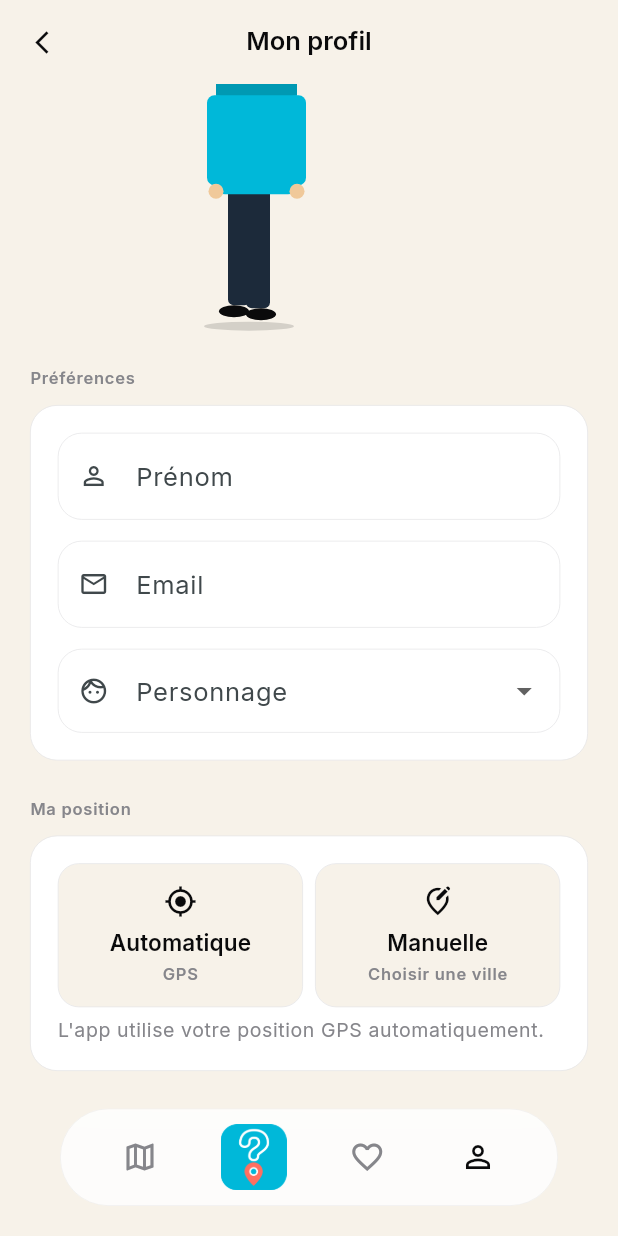
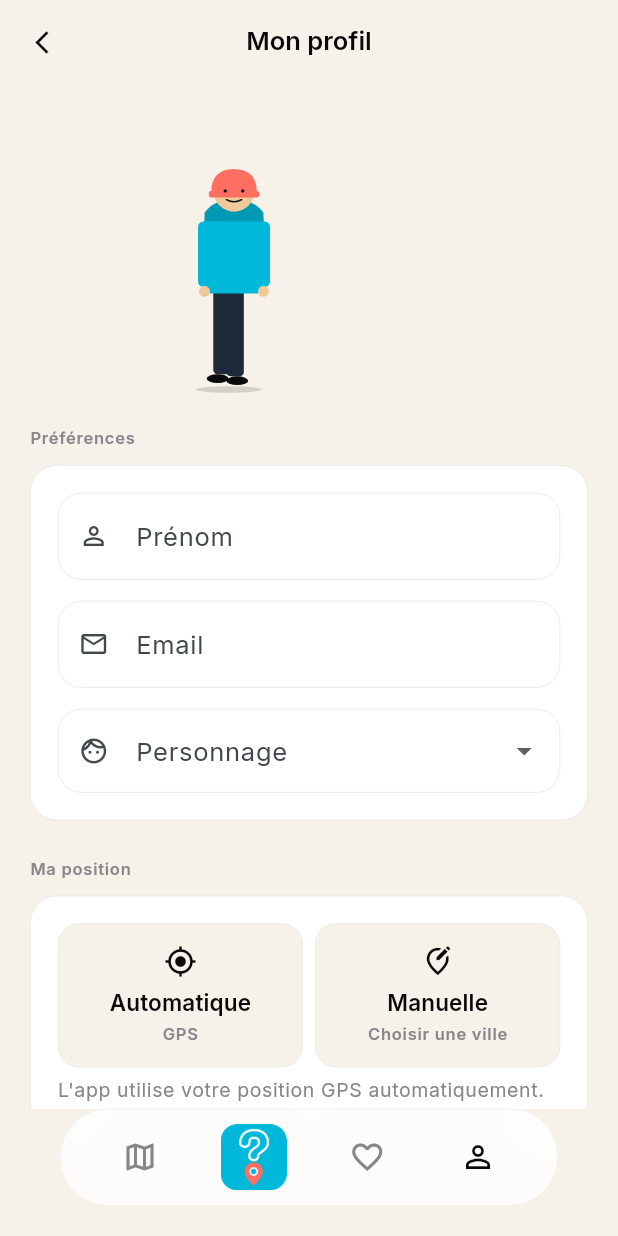
Before and after one commit to sandersdHES/whateka, a Flutter app: the ProfileScreen screen opened by its route, on a phone screen of 412 x 824 dp. Run offline on Flutter 3.47's test engine with Material 3 defaults, Android fonts, the phone set to English and light mode, and no system bars; our stand-ins replace firebase_core, flutter_map, flutter_svg, geolocator, google_fonts, image_picker and 2 more; accounts and stored records are empty.

Commit message:
fix(avatar): calibrage - taille perso 80x160, largeur via LayoutBuilder

```diff
--- a/lib/widgets/avatar_promenade.dart
+++ b/lib/widgets/avatar_promenade.dart
@@ -16,7 +16,7 @@ class AvatarPromenade extends StatefulWidget {
   const AvatarPromenade({
     super.key,
     required this.avatarId,
-    this.height = 160,
+    this.height = 200,
     this.speed = 40,
   });
 
@@ -29,8 +29,11 @@ enum _PromenadeState { walking, turningRight, turningLeft }
 class _AvatarPromenadeState extends State<AvatarPromenade>
     with SingleTickerProviderStateMixin {
   late final Ticker _ticker;
-  static const double _avatarWidth = 110;
-  static const double _avatarHeight = 220;
+  // Taille affichee du perso (conserve le ratio 110:220 = 1:2).
+  static const double _avatarWidth = 80;
+  static const double _avatarHeight = 160;
+  // Largeur reelle de la bande, mise a jour via LayoutBuilder.
+  double _bandWidth = 360;
 
   double _x = 20;
   int _direction = 1;
@@ -56,12 +59,11 @@ class _AvatarPromenadeState extends State<AvatarPromenade>
     final dt = (nowMs - _lastTickMs) / 1000.0;
     _lastTickMs = nowMs;
 
-    final width = _bandWidth();
     if (_state == _PromenadeState.walking) {
       _x += _direction * widget.speed * dt;
       _walkTime += dt;
-      if (_x >= width - _avatarWidth - 10) {
-        _x = width - _avatarWidth - 10;
+      if (_x >= _bandWidth - _avatarWidth - 10) {
+        _x = _bandWidth - _avatarWidth - 10;
         _state = _PromenadeState.turningRight;
         _turnStartMs = nowMs;
       } else if (_x <= 10) {
@@ -80,11 +82,6 @@ class _AvatarPromenadeState extends State<AvatarPromenade>
       }
     }
     if (mounted) setState(() {});
-  }
-
-  double _bandWidth() {
-    final mq = MediaQuery.maybeOf(context);
-    return mq?.size.width ?? 360;
   }
 
   /// Balancement vertical pendant la marche (3 px).
@@ -170,7 +167,13 @@ class _AvatarPromenadeState extends State<AvatarPromenade>
     return SizedBox(
       height: widget.height,
       width: double.infinity,
-      child: Stack(
+      child: LayoutBuilder(
+        builder: (context, constraints) {
+          // La bande est limitee a la largeur du parent (p.ex. ResponsiveCenter).
+          // On met a jour _bandWidth pour que les demi-tours se fassent aux vrais
+          // bords visibles, pas aux bords de l'ecran complet.
+          _bandWidth = constraints.maxWidth;
+          return Stack(
             clipBehavior: Clip.none,
             children: [
               Positioned(
@@ -194,7 +197,7 @@ class _AvatarPromenadeState extends State<AvatarPromenade>
                         if (_showBubble())
                           const Positioned(
                             top: -8,
-                        right: 8,
+                            right: 4,
                             child: _ThinkBubble(),
                           ),
                       ],
@@ -203,6 +206,8 @@ class _AvatarPromenadeState extends State<AvatarPromenade>
                 ),
               ),
             ],
+          );
+        },
       ),
     );
   }
```
Lines whose indentation alone changed are shown as unchanged.
